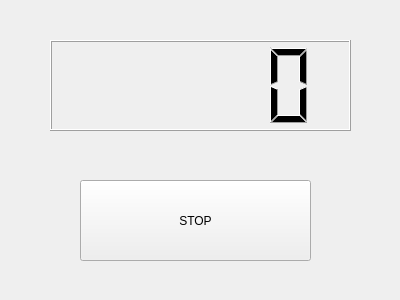
The window that ejemplo1/counterDlg.ui (calejandropt/robotica) describes before a commit, drawn with Qt 5.
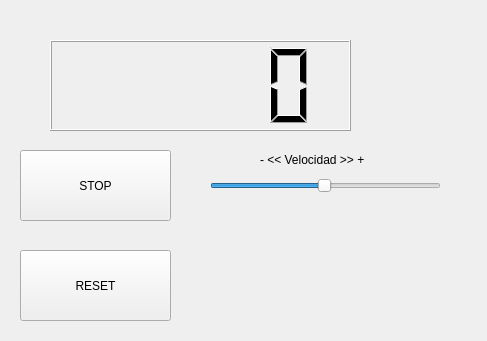
The same window after the commit.

Commit message: Ejemplo1 - añade funcionalidad reset de contador

The edit to the form file:
```diff
--- a/ejemplo1/counterDlg.ui
+++ b/ejemplo1/counterDlg.ui
@@ -6,8 +6,8 @@
    <rect>
     <x>0</x>
     <y>0</y>
-    <width>400</width>
-    <height>300</height>
+    <width>487</width>
+    <height>341</height>
    </rect>
   </property>
   <property name="windowTitle">
@@ -16,10 +16,10 @@
   <widget class="QPushButton" name="button">
    <property name="geometry">
     <rect>
-     <x>80</x>
-     <y>180</y>
-     <width>231</width>
-     <height>81</height>
+     <x>20</x>
+     <y>150</y>
+     <width>151</width>
+     <height>71</height>
     </rect>
    </property>
    <property name="text">
@@ -36,6 +36,54 @@
     </rect>
    </property>
   </widget>
+  <widget class="QPushButton" name="resetButton">
+   <property name="geometry">
+    <rect>
+     <x>20</x>
+     <y>250</y>
+     <width>151</width>
+     <height>71</height>
+    </rect>
+   </property>
+   <property name="text">
+    <string>RESET</string>
+   </property>
+  </widget>
+  <widget class="QSlider" name="speedSlider">
+   <property name="geometry">
+    <rect>
+     <x>210</x>
+     <y>170</y>
+     <width>231</width>
+     <height>31</height>
+    </rect>
+   </property>
+   <property name="baseSize">
+    <size>
+     <width>50</width>
+     <height>0</height>
+    </size>
+   </property>
+   <property name="value">
+    <number>49</number>
+   </property>
+   <property name="orientation">
+    <enum>Qt::Horizontal</enum>
+   </property>
+  </widget>
+  <widget class="QLabel" name="label">
+   <property name="geometry">
+    <rect>
+     <x>260</x>
+     <y>150</y>
+     <width>141</width>
+     <height>20</height>
+    </rect>
+   </property>
+   <property name="text">
+    <string>- &lt;&lt; Velocidad &gt;&gt; +</string>
+   </property>
+  </widget>
  </widget>
  <resources/>
  <connections/>
```
Left out of the diff: 6 changed lines with no effect on the pictures. The commit also changes 4 other files.
